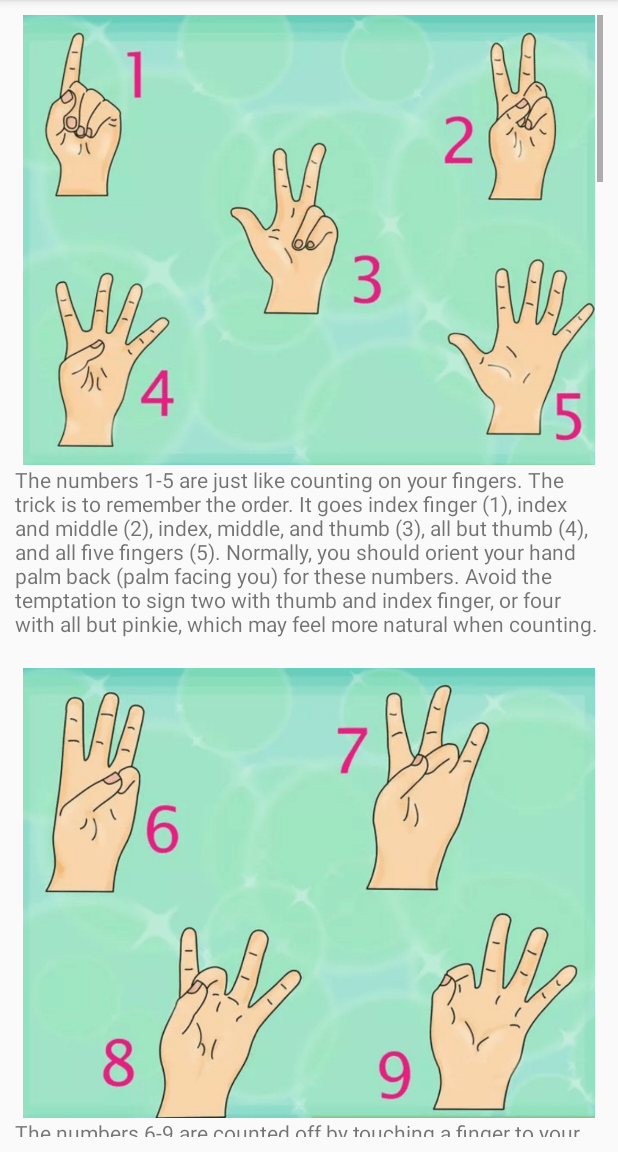
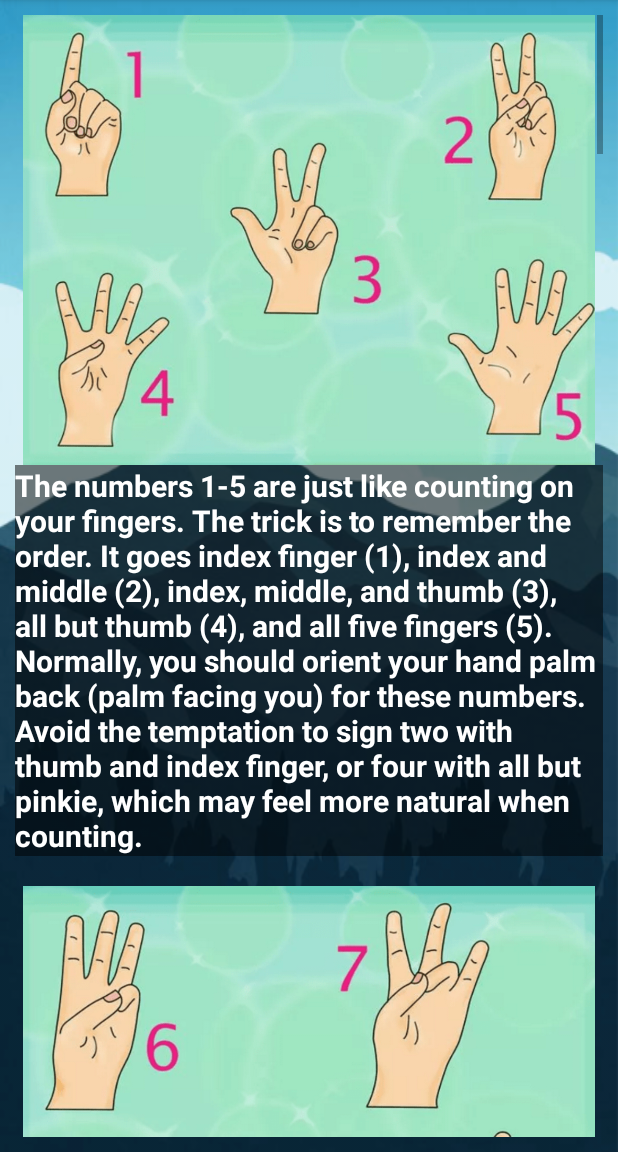
Before and after one commit to dafr9205/CSCI4830GroupProject, an Android app: the numActivity screen opened directly, with no data from a screen before it, on a phone screen of 412 x 824 dp, the part 84-1236 px from its top. Run offline under Robolectric (Android 15) with nearby library versions, the phone set to English and light mode, and no system bars.

Commit message:
added background image, modified fonts in numbers section

```diff
--- a/app/src/main/java/com/example/devon/aslbuddy/basicActivity.java
+++ b/app/src/main/java/com/example/devon/aslbuddy/basicActivity.java
@@ -3,6 +3,8 @@ package com.example.devon.aslbuddy;
 import android.os.Bundle;
 import android.support.v7.app.AppCompatActivity;
 import android.widget.ImageView;
+
+
 
 
 public class basicActivity extends AppCompatActivity {
--- a/app/src/main/res/layout/activity_basic.xml
+++ b/app/src/main/res/layout/activity_basic.xml
@@ -4,7 +4,8 @@
     xmlns:tools="http://schemas.android.com/tools"
     android:layout_width="match_parent"
     android:layout_height="match_parent"
-    tools:context="com.example.devon.aslbuddy.basicActivity">
+    tools:context="com.example.devon.aslbuddy.basicActivity"
+    android:background="@mipmap/menubackground">
 
 
     <ImageButton
--- a/app/src/main/res/layout/activity_main.xml
+++ b/app/src/main/res/layout/activity_main.xml
@@ -6,7 +6,8 @@
     android:layout_height="match_parent"
     tools:context="com.example.devon.aslbuddy.MainActivity"
     tools:layout_editor_absoluteY="81dp"
-    tools:layout_editor_absoluteX="0dp">
+    tools:layout_editor_absoluteX="0dp"
+    android:background="@mipmap/menubackground">
 
     <Button
         android:id="@+id/button"
--- a/app/src/main/res/layout/activity_num.xml
+++ b/app/src/main/res/layout/activity_num.xml
@@ -2,7 +2,8 @@
 <android.support.constraint.ConstraintLayout xmlns:android="http://schemas.android.com/apk/res/android"
     xmlns:tools="http://schemas.android.com/tools" android:layout_width="match_parent"
     android:layout_height="match_parent"
-    tools:context="com.example.devon.aslbuddy.alphabetActivity">
+    tools:context="com.example.devon.aslbuddy.alphabetActivity"
+    android:background="@mipmap/menubackground">
 
 
     <ScrollView xmlns:android="http://schemas.android.com/apk/res/android"
@@ -16,8 +17,9 @@
             android:layout_width="match_parent"
             android:layout_height="wrap_content"
             android:orientation="vertical">
+
             <ImageView
-                android:id="@+id/imageView"
+                android:id="@+id/imageView1"
                 android:layout_width="match_parent"
                 android:layout_height="300dp"
                 android:layout_marginLeft="5dp"
@@ -29,10 +31,14 @@
                 android:id="@+id/textView"
                 android:layout_width="match_parent"
                 android:layout_height="wrap_content"
-                android:text="The numbers 1-5 are just like counting on your fingers. The trick is to remember the order. It goes index finger (1), index and middle (2), index, middle, and thumb (3), all but thumb (4), and all five fingers (5). Normally, you should orient your hand palm back (palm facing you) for these numbers. Avoid the temptation to sign two with thumb and index finger, or four with all but pinkie, which may feel more natural when counting." />
+                android:text="The numbers 1-5 are just like counting on your fingers. The trick is to remember the order. It goes index finger (1), index and middle (2), index, middle, and thumb (3), all but thumb (4), and all five fingers (5). Normally, you should orient your hand palm back (palm facing you) for these numbers. Avoid the temptation to sign two with thumb and index finger, or four with all but pinkie, which may feel more natural when counting."
+                android:textColor="#FFF"
+                android:background="#80000000"
+                android:textStyle="bold"
+                android:textSize="20sp"/>
 
             <ImageView
-                android:id="@+id/imageView"
+                android:id="@+id/imageView2"
                 android:layout_width="match_parent"
                 android:layout_marginTop="20dp"
                 android:layout_marginLeft="5dp"
@@ -45,10 +51,14 @@
                 android:id="@+id/textView2"
                 android:layout_width="match_parent"
                 android:layout_height="wrap_content"
-                android:text="The numbers 6-9 are counted off by touching a finger to your thumb. Your palm is oriented out (towards the person to whom you are signing). The order is pinkie to thumb (6), then ring finger (7), middle finger (8), index (9). If you forget which way this goes, it might be helpful to remember that for the smallest number (6) you touch your thumb to the smallest finger (pinkie)." />
+                android:text="The numbers 6-9 are counted off by touching a finger to your thumb. Your palm is oriented out (towards the person to whom you are signing). The order is pinkie to thumb (6), then ring finger (7), middle finger (8), index (9). If you forget which way this goes, it might be helpful to remember that for the smallest number (6) you touch your thumb to the smallest finger (pinkie)."
+                android:textColor="#FFF"
+                android:background="#80000000"
+                android:textStyle="bold"
+                android:textSize="20sp"/>
 
             <ImageView
-                android:id="@+id/imageView"
+                android:id="@+id/imageView3"
                 android:layout_width="match_parent"
                 android:layout_marginTop="20dp"
                 android:layout_marginLeft="5dp"
@@ -61,10 +71,14 @@
                 android:id="@+id/textView3"
                 android:layout_width="match_parent"
                 android:layout_height="wrap_content"
-                android:text='The number 10 is signed by shaking an "A" hand thumb up (fingers bent in, thumb against the side of the index finger).' />
+                android:text='The number 10 is signed by shaking an "A" hand thumb up (fingers bent in, thumb against the side of the index finger).'
+                android:textColor="#FFF"
+                android:background="#80000000"
+                android:textStyle="bold"
+                android:textSize="20sp"/>
 
             <ImageView
-                android:id="@+id/imageView"
+                android:id="@+id/imageView4"
                 android:layout_width="match_parent"
                 android:layout_marginTop="20dp"
                 android:layout_marginLeft="5dp"
@@ -77,10 +91,14 @@
                 android:id="@+id/textView4"
                 android:layout_width="match_parent"
                 android:layout_height="wrap_content"
-                android:text="The numbers 11-12 require &quot;flicking&quot; your fingers up two times, palm back. So for 11, flick your index finger up, for 12 your index and middle pressed together. For 13, it's more of a &quot;come here&quot; gesture with the thumb out and two fingers pressed together again, bending in twice rather than flicking out. Same for 14 (all fingers bend in twice with thumb tucked in), and 15 (all fingers bend in twice with thumb out)." />
+                android:text="The numbers 11-12 require &quot;flicking&quot; your fingers up two times, palm back. So for 11, flick your index finger up, for 12 your index and middle pressed together. For 13, it's more of a &quot;come here&quot; gesture with the thumb out and two fingers pressed together again, bending in twice rather than flicking out. Same for 14 (all fingers bend in twice with thumb tucked in), and 15 (all fingers bend in twice with thumb out)."
+                android:textColor="#FFF"
+                android:background="#80000000"
+                android:textStyle="bold"
+                android:textSize="20sp"/>
 
             <ImageView
-                android:id="@+id/imageView"
+                android:id="@+id/imageView5"
                 android:layout_width="match_parent"
                 android:layout_marginTop="20dp"
                 android:layout_marginLeft="5dp"
@@ -93,10 +111,14 @@
                 android:id="@+id/textView5"
                 android:layout_width="match_parent"
                 android:layout_height="wrap_content"
-                android:text="For 16-19, you twist the base number twice, starting palm back. You twist the wrist as if you were going to turn the sign all the way to face palm out, but it doesn't go all the way, only about 1/2 (so if you're right handed it goes from palm back to palm left twice). 16 is the 6 sign twisted twice, 17 the 7 sign, etc." />
+                android:text="For 16-19, you twist the base number twice, starting palm back. You twist the wrist as if you were going to turn the sign all the way to face palm out, but it doesn't go all the way, only about 1/2 (so if you're right handed it goes from palm back to palm left twice). 16 is the 6 sign twisted twice, 17 the 7 sign, etc."
+                android:textColor="#FFF"
+                android:background="#80000000"
+                android:textStyle="bold"
+                android:textSize="20sp"/>
 
             <ImageView
-                android:id="@+id/imageView"
+                android:id="@+id/imageView7"
                 android:layout_width="match_parent"
                 android:layout_marginTop="20dp"
                 android:layout_marginLeft="5dp"
@@ -109,10 +131,14 @@
                 android:id="@+id/textView7"
                 android:layout_width="match_parent"
                 android:layout_height="wrap_content"
-                android:text='For 20, tap your thumb and index finger together twice, fingertips facing forward, other fingers bent at the knuckle with their tips touching the base of your palm (like pinching something). This looks like the sign for "G" opening and closing.' />
+                android:text='For 20, tap your thumb and index finger together twice, fingertips facing forward, other fingers bent at the knuckle with their tips touching the base of your palm (like pinching something). This looks like the sign for "G" opening and closing.'
+                android:textColor="#FFF"
+                android:background="#80000000"
+                android:textStyle="bold"
+                android:textSize="20sp"/>
 
             <ImageView
-                android:id="@+id/imageView"
+                android:id="@+id/imageView8"
                 android:layout_width="match_parent"
                 android:layout_marginTop="20dp"
                 android:layout_marginLeft="5dp"
@@ -125,10 +151,14 @@
                 android:id="@+id/textView8"
                 android:layout_width="match_parent"
                 android:layout_height="wrap_content"
-                android:text="The sign for 21 almost looks like a gun--palm back, index finger pointing to the side, thumb pinches down twice against the index finger." />
+                android:text="The sign for 21 almost looks like a gun--palm back, index finger pointing to the side, thumb pinches down twice against the index finger."
+                android:textColor="#FFF"
+                android:background="#80000000"
+                android:textStyle="bold"
+                android:textSize="20sp"/>
 
             <ImageView
-                android:id="@+id/imageView"
+                android:id="@+id/imageView9"
                 android:layout_width="match_parent"
                 android:layout_marginTop="20dp"
                 android:layout_marginLeft="5dp"
@@ -141,10 +171,14 @@
                 android:id="@+id/textView9"
                 android:layout_width="match_parent"
                 android:layout_height="wrap_content"
-                android:text="The sign for 22 is a &quot;2&quot; with the palm facing down, followed by another two signed a few inches away (towards the right if you're right-handed). The same idea is used for 33, 44, etc." />
+                android:text="The sign for 22 is a &quot;2&quot; with the palm facing down, followed by another two signed a few inches away (towards the right if you're right-handed). The same idea is used for 33, 44, etc."
+                android:textColor="#FFF"
+                android:background="#80000000"
+                android:textStyle="bold"
+                android:textSize="20sp"/>
 
             <ImageView
-                android:id="@+id/imageView"
+                android:id="@+id/imageView10"
                 android:layout_width="match_parent"
                 android:layout_marginTop="20dp"
                 android:layout_marginLeft="5dp"
@@ -157,10 +191,14 @@
                 android:id="@+id/textView10"
                 android:layout_width="match_parent"
                 android:layout_height="wrap_content"
-                android:text='The signs for 23 and 25 are similar--palm oriented forward, start from a "3" handshape and flick the middle finger down twice (23) or start from a "5" shape and flick middle finger down twice (25).' />
+                android:text='The signs for 23 and 25 are similar--palm oriented forward, start from a "3" handshape and flick the middle finger down twice (23) or start from a "5" shape and flick middle finger down twice (25).'
+                android:textColor="#FFF"
+                android:background="#80000000"
+                android:textStyle="bold"
+                android:textSize="20sp"/>
 
             <ImageView
-                android:id="@+id/imageView"
+                android:id="@+id/imageView11"
                 android:layout_width="match_parent"
                 android:layout_marginTop="20dp"
                 android:layout_marginLeft="5dp"
@@ -173,10 +211,14 @@
                 android:id="@+id/textView11"
                 android:layout_width="match_parent"
                 android:layout_height="wrap_content"
-                android:text='The signs for 24 and 26-29 are all palm forward, sign that "gun" shape with the index finger pointing forward and thumb up, then sign the 4, 6, 7, 8, or 9 after it.' />
+                android:text='The signs for 24 and 26-29 are all palm forward, sign that "gun" shape with the index finger pointing forward and thumb up, then sign the 4, 6, 7, 8, or 9 after it.'
+                android:textColor="#FFF"
+                android:background="#80000000"
+                android:textStyle="bold"
+                android:textSize="20sp"/>
 
             <ImageView
-                android:id="@+id/imageView"
+                android:id="@+id/imageView12"
                 android:layout_width="match_parent"
                 android:layout_marginTop="20dp"
                 android:layout_marginLeft="5dp"
@@ -189,10 +231,14 @@
                 android:id="@+id/textView12"
                 android:layout_width="match_parent"
                 android:layout_height="wrap_content"
-                android:text='The signs for 30, 40, 50 etc are simply 3-0 (hand in an "o" shape), 4-0, etc. All the numbers in between are formed the same way, palm forward, as digits (4-7, 8-2, etc.) with the exception of double numbers like 33 (see above).' />
+                android:text='The signs for 30, 40, 50 etc are simply 3-0 (hand in an "o" shape), 4-0, etc. All the numbers in between are formed the same way, palm forward, as digits (4-7, 8-2, etc.) with the exception of double numbers like 33 (see above).'
+                android:textColor="#FFF"
+                android:background="#80000000"
+                android:textStyle="bold"
+                android:textSize="20sp"/>
 
             <ImageView
-                android:id="@+id/imageView"
+                android:id="@+id/imageView13"
                 android:layout_width="match_parent"
                 android:layout_marginTop="20dp"
                 android:layout_marginLeft="5dp"
@@ -206,16 +252,24 @@
                 android:layout_width="match_parent"
                 android:layout_height="wrap_content"
                 android:layout_marginBottom="10dp"
-                android:text="There is one other exception--35 can be signed like 25 except you flick your ring finger down instead of the middle. This is optional, though. 3-5 is also perfectly acceptable." />
+                android:text="There is one other exception--35 can be signed like 25 except you flick your ring finger down instead of the middle. This is optional, though. 3-5 is also perfectly acceptable."
+                android:textColor="#FFF"
+                android:background="#80000000"
+                android:textStyle="bold"
+                android:textSize="20sp"/>
 
             <TextView
                 android:id="@+id/textView15"
                 android:layout_width="match_parent"
                 android:layout_height="wrap_content"
-                android:text="Practice signing 30-99. Remember that your palm faces out except for the double numbers (33, 44, 55, 66, 77, 88, 99) which are signed with the palm down. 30-99 are signed as single digits, so 32 will be signed 3-2, 41 will be 4-1, etc." />
+                android:text="Practice signing 30-99. Remember that your palm faces out except for the double numbers (33, 44, 55, 66, 77, 88, 99) which are signed with the palm down. 30-99 are signed as single digits, so 32 will be signed 3-2, 41 will be 4-1, etc."
+                android:textColor="#FFF"
+                android:background="#80000000"
+                android:textStyle="bold"
+                android:textSize="20sp"/>
 
             <ImageView
-                android:id="@+id/imageView"
+                android:id="@+id/imageView14"
                 android:layout_width="match_parent"
                 android:layout_marginTop="20dp"
                 android:layout_marginLeft="5dp"
@@ -229,7 +283,11 @@
                 android:layout_width="match_parent"
                 android:layout_marginBottom="20dp"
                 android:layout_height="wrap_content"
-                android:text="The sign for 100 is 1-C (think Roman numerals)." />
+                android:text="The sign for 100 is 1-C (think Roman numerals)."
+                android:textColor="#FFF"
+                android:background="#80000000"
+                android:textStyle="bold"
+                android:textSize="20sp"/>
 
 
         </LinearLayout>
--- a/build.gradle
+++ b/build.gradle
@@ -5,7 +5,7 @@ buildscript {
         jcenter()
     }
     dependencies {
-        classpath 'com.android.tools.build:gradle:2.3.0'
+        classpath 'com.android.tools.build:gradle:2.3.1'
 
         // NOTE: Do not place your application dependencies here; they belong
         // in the individual module build.gradle files
```
Also changed, not shown: app/src/main/res/layout/activity_alphabet.xml (+29 -28 lines), app/src/main/res/mipmap-xhdpi/menubackground.png (added).
